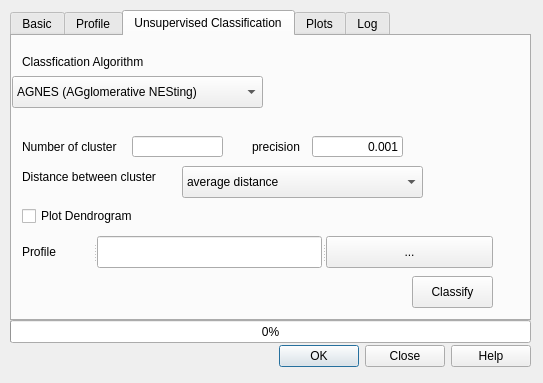
Above: eo_classification_dialog_base.ui from ictar/EO-Classification-Plugin before the change. Below: the same form after it.
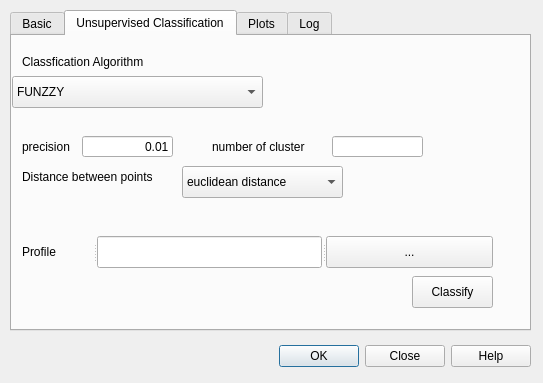
That is the form after the change.

```diff
--- a/eo_classification_dialog_base.ui
+++ b/eo_classification_dialog_base.ui
@@ -38,7 +38,7 @@
      <x>10</x>
      <y>10</y>
      <width>521</width>
-     <height>311</height>
+     <height>321</height>
     </rect>
    </property>
    <property name="currentIndex">
@@ -123,11 +123,29 @@
       <enum>QAbstractItemView::MultiSelection</enum>
      </property>
     </widget>
-   </widget>
-   <widget class="QWidget" name="tab_profile">
-    <attribute name="title">
-     <string>Profile</string>
-    </attribute>
+    <widget class="QLabel" name="layer_info_label">
+     <property name="geometry">
+      <rect>
+       <x>20</x>
+       <y>70</y>
+       <width>151</width>
+       <height>32</height>
+      </rect>
+     </property>
+     <property name="text">
+      <string>Properties of the layer:</string>
+     </property>
+    </widget>
+    <widget class="QTextBrowser" name="layer_info_browser">
+     <property name="geometry">
+      <rect>
+       <x>20</x>
+       <y>100</y>
+       <width>301</width>
+       <height>161</height>
+      </rect>
+     </property>
+    </widget>
    </widget>
    <widget class="QWidget" name="tab_unsuper">
     <attribute name="title">
@@ -142,44 +160,16 @@
        <height>32</height>
       </rect>
      </property>
-     <item>
-      <property name="text">
-       <string>AGNES (AGglomerative NESting)</string>
-      </property>
-     </item>
-     <item>
-      <property name="text">
-       <string>DIANA (DIvisive ANAlysis)</string>
-      </property>
-     </item>
      <item>
       <property name="text">
        <string>FUNZZY</string>
       </property>
      </item>
-    </widget>
-    <widget class="QLabel" name="label_4">
-     <property name="geometry">
-      <rect>
-       <x>10</x>
-       <y>100</y>
-       <width>111</width>
-       <height>21</height>
-      </rect>
-     </property>
-     <property name="text">
-      <string>Number of cluster</string>
-     </property>
-    </widget>
-    <widget class="QLineEdit" name="lineEdit_k_cluster">
-     <property name="geometry">
-      <rect>
-       <x>120</x>
-       <y>100</y>
-       <width>91</width>
-       <height>21</height>
-      </rect>
-     </property>
+     <item>
+      <property name="text">
+       <string>DIANA (DIvisive ANAlysis)</string>
+      </property>
+     </item>
     </widget>
     <widget class="QLabel" name="label_6">
      <property name="geometry">
@@ -191,7 +181,7 @@
       </rect>
      </property>
      <property name="text">
-      <string>Distance between cluster</string>
+      <string>Distance between points</string>
      </property>
     </widget>
     <widget class="QComboBox" name="comboBox_cluster_dist">
@@ -199,13 +189,13 @@
       <rect>
        <x>170</x>
        <y>130</y>
-       <width>241</width>
+       <width>161</width>
        <height>32</height>
       </rect>
      </property>
      <item>
       <property name="text">
-       <string>average distance</string>
+       <string>euclidean distance</string>
       </property>
      </item>
      <item>
@@ -213,24 +203,6 @@
        <string>minimum distance</string>
       </property>
      </item>
-     <item>
-      <property name="text">
-       <string>maximum distance</string>
-      </property>
-     </item>
-    </widget>
-    <widget class="QCheckBox" name="checkBox_plot_dendrogram">
-     <property name="geometry">
-      <rect>
-       <x>10</x>
-       <y>170</y>
-       <width>131</width>
-       <height>20</height>
-      </rect>
-     </property>
-     <property name="text">
-      <string>Plot Dendrogram</string>
-     </property>
     </widget>
     <widget class="QSplitter" name="splitter">
      <property name="geometry">
@@ -290,7 +262,7 @@
     <widget class="QLabel" name="label_7">
      <property name="geometry">
       <rect>
-       <x>240</x>
+       <x>10</x>
        <y>100</y>
        <width>61</width>
        <height>21</height>
@@ -303,7 +275,7 @@
     <widget class="QLineEdit" name="lineEdit_precision">
      <property name="geometry">
       <rect>
-       <x>300</x>
+       <x>70</x>
        <y>100</y>
        <width>91</width>
        <height>21</height>
@@ -313,7 +285,39 @@
       <enum>Qt::LeftToRight</enum>
      </property>
      <property name="text">
-      <string>0.001</string>
+      <string>0.01</string>
+     </property>
+     <property name="alignment">
+      <set>Qt::AlignRight|Qt::AlignTrailing|Qt::AlignVCenter</set>
+     </property>
+    </widget>
+    <widget class="QLabel" name="label_8">
+     <property name="geometry">
+      <rect>
+       <x>200</x>
+       <y>100</y>
+       <width>111</width>
+       <height>21</height>
+      </rect>
+     </property>
+     <property name="text">
+      <string>number of cluster</string>
+     </property>
+    </widget>
+    <widget class="QLineEdit" name="lineEdit_kcluster">
+     <property name="geometry">
+      <rect>
+       <x>320</x>
+       <y>100</y>
+       <width>91</width>
+       <height>21</height>
+      </rect>
+     </property>
+     <property name="layoutDirection">
+      <enum>Qt::LeftToRight</enum>
+     </property>
+     <property name="text">
+      <string/>
      </property>
      <property name="alignment">
       <set>Qt::AlignRight|Qt::AlignTrailing|Qt::AlignVCenter</set>
@@ -341,19 +345,6 @@
     </widget>
    </widget>
   </widget>
-  <widget class="QProgressBar" name="progressBar">
-   <property name="geometry">
-    <rect>
-     <x>10</x>
-     <y>320</y>
-     <width>521</width>
-     <height>23</height>
-    </rect>
-   </property>
-   <property name="value">
-    <number>0</number>
-   </property>
-  </widget>
  </widget>
  <resources/>
  <connections>
```
Left out of the diff: 24 changed lines with no effect on the pictures.
